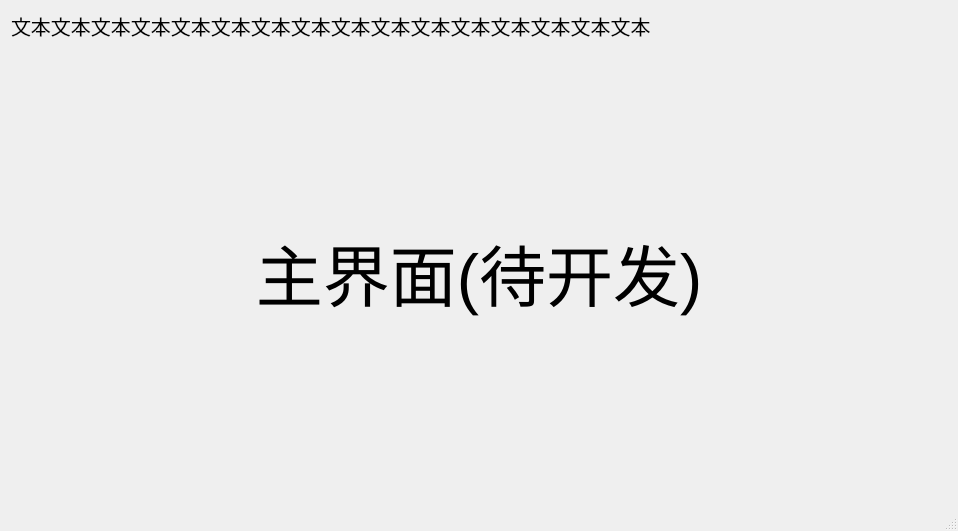
yihengpromax/git-study, file MyChatDemo/src/ui/mainwindow.ui: the form before one commit.
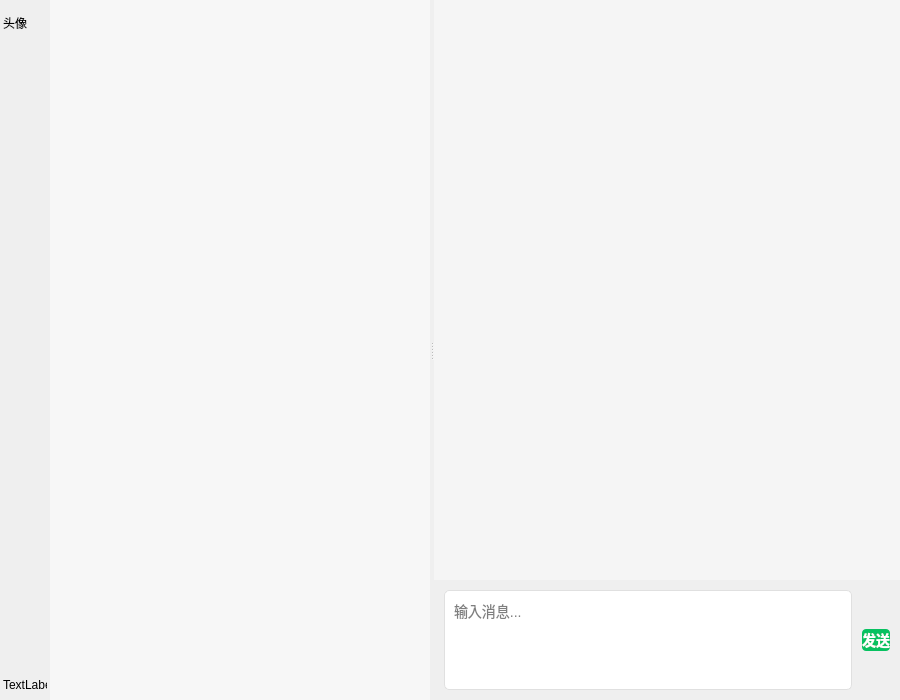
The form after the commit.

Commit message: [Add]Add Chat Page.

Patch:
```diff
--- a/MyChatDemo/src/ui/mainwindow.ui
+++ b/MyChatDemo/src/ui/mainwindow.ui
@@ -6,15 +6,15 @@
    <rect>
     <x>0</x>
     <y>0</y>
-    <width>958</width>
-    <height>531</height>
+    <width>900</width>
+    <height>700</height>
    </rect>
   </property>
   <property name="windowTitle">
    <string>MainWindow</string>
   </property>
-  <widget class="QWidget" name="centralWidget">
-   <layout class="QVBoxLayout" name="verticalLayout">
+  <widget class="QWidget" name="centralwidget">
+   <layout class="QHBoxLayout" name="horizontalLayout">
     <property name="spacing">
      <number>0</number>
     </property>
@@ -32,46 +32,243 @@
     </property>
     <item>
      <widget class="QWidget" name="widget" native="true">
-      <layout class="QVBoxLayout" name="verticalLayout_2">
+      <property name="minimumSize">
+       <size>
+        <width>50</width>
+        <height>0</height>
+       </size>
+      </property>
+      <property name="maximumSize">
+       <size>
+        <width>50</width>
+        <height>16777215</height>
+       </size>
+      </property>
+      <layout class="QVBoxLayout" name="verticalLayout">
+       <property name="spacing">
+        <number>0</number>
+       </property>
+       <property name="leftMargin">
+        <number>3</number>
+       </property>
+       <property name="topMargin">
+        <number>0</number>
+       </property>
+       <property name="rightMargin">
+        <number>3</number>
+       </property>
+       <property name="bottomMargin">
+        <number>0</number>
+       </property>
        <item>
-        <widget class="QLabel" name="lab_username">
+        <widget class="QLabel" name="labImage">
+         <property name="minimumSize">
+          <size>
+           <width>0</width>
+           <height>45</height>
+          </size>
+         </property>
          <property name="maximumSize">
           <size>
            <width>16777215</width>
+           <height>45</height>
+          </size>
+         </property>
+         <property name="text">
+          <string>头像</string>
+         </property>
+        </widget>
+       </item>
+       <item>
+        <spacer name="verticalSpacer">
+         <property name="orientation">
+          <enum>Qt::Orientation::Vertical</enum>
+         </property>
+         <property name="sizeHint" stdset="0">
+          <size>
+           <width>20</width>
+           <height>40</height>
+          </size>
+         </property>
+        </spacer>
+       </item>
+       <item>
+        <widget class="QLabel" name="labStatus">
+         <property name="minimumSize">
+          <size>
+           <width>0</width>
            <height>30</height>
           </size>
          </property>
-         <property name="font">
-          <font>
-           <pointsize>15</pointsize>
-          </font>
-         </property>
          <property name="text">
-          <string>文本文本文本文本文本文本文本文本文本文本文本文本文本文本文本文本</string>
-         </property>
-        </widget>
-       </item>
-       <item>
-        <widget class="QLabel" name="label">
-         <property name="font">
-          <font>
-           <pointsize>50</pointsize>
-          </font>
-         </property>
-         <property name="text">
-          <string>主界面(待开发)</string>
-         </property>
-         <property name="alignment">
-          <set>Qt::AlignmentFlag::AlignCenter</set>
+          <string>TextLabel</string>
          </property>
         </widget>
        </item>
       </layout>
      </widget>
     </item>
+    <item>
+     <widget class="QSplitter" name="splitter">
+      <property name="orientation">
+       <enum>Qt::Orientation::Horizontal</enum>
+      </property>
+      <property name="childrenCollapsible">
+       <bool>false</bool>
+      </property>
+      <widget class="QWidget" name="leftWidget">
+       <layout class="QVBoxLayout" name="leftLayout">
+        <property name="spacing">
+         <number>0</number>
+        </property>
+        <property name="leftMargin">
+         <number>0</number>
+        </property>
+        <property name="topMargin">
+         <number>0</number>
+        </property>
+        <property name="rightMargin">
+         <number>0</number>
+        </property>
+        <property name="bottomMargin">
+         <number>0</number>
+        </property>
+        <item>
+         <widget class="QListWidget" name="chatListWidget">
+          <property name="styleSheet">
+           <string notr="true">QListWidget {
+    outline: none;
+    background-color: #f7f7f7;
+    border: none;
+}
+QListWidget::item {
+    border-bottom: 1px solid #e5e5e5;
+    padding: 8px 0;
+}
+QListWidget::item:selected {
+    background-color: #e4e4e4;
+}
+QListWidget::item:hover {
+    background-color: #ececec;
+}</string>
+          </property>
+         </widget>
+        </item>
+       </layout>
+      </widget>
+      <widget class="QWidget" name="rightWidget">
+       <layout class="QVBoxLayout" name="rightLayout">
+        <property name="spacing">
+         <number>0</number>
+        </property>
+        <property name="leftMargin">
+         <number>0</number>
+        </property>
+        <property name="topMargin">
+         <number>0</number>
+        </property>
+        <property name="rightMargin">
+         <number>0</number>
+        </property>
+        <property name="bottomMargin">
+         <number>0</number>
+        </property>
+        <item>
+         <widget class="QTextEdit" name="messageDisplay">
+          <property name="styleSheet">
+           <string notr="true">QTextEdit {
+    background-color: #f5f5f5;
+    border: none;
+    font-family: &quot;Microsoft YaHei&quot;;
+}
+QTextEdit:focus {
+    outline: none;
+}</string>
+          </property>
+          <property name="readOnly">
+           <bool>true</bool>
+          </property>
+         </widget>
+        </item>
+        <item>
+         <layout class="QHBoxLayout" name="inputLayout">
+          <property name="spacing">
+           <number>10</number>
+          </property>
+          <property name="leftMargin">
+           <number>10</number>
+          </property>
+          <property name="topMargin">
+           <number>10</number>
+          </property>
+          <property name="rightMargin">
+           <number>10</number>
+          </property>
+          <property name="bottomMargin">
+           <number>10</number>
+          </property>
+          <item>
+           <widget class="QTextEdit" name="inputEdit">
+            <property name="maximumSize">
+             <size>
+              <width>16777215</width>
+              <height>100</height>
+             </size>
+            </property>
+            <property name="styleSheet">
+             <string notr="true">QTextEdit {
+    border: 1px solid #e0e0e0;
+    border-radius: 5px;
+    padding: 5px;
+    font-size: 14px;
+    background-color: white;
+}
+QTextEdit:focus {
+    border-color: #07c160;
+}</string>
+            </property>
+            <property name="placeholderText">
+             <string>输入消息...</string>
+            </property>
+           </widget>
+          </item>
+          <item>
+           <widget class="QPushButton" name="sendButton">
+            <property name="styleSheet">
+             <string notr="true">QPushButton {
+    background-color: #07c160;
+    color: white;
+    border: none;
+    border-radius: 4px;
+    font-size: 14px;
+    font-weight: bold;
+}
+QPushButton:hover {
+    background-color: #06ad56;
+}
+QPushButton:pressed {
+    background-color: #05944a;
+}</string>
+            </property>
+            <property name="text">
+             <string>发送</string>
+            </property>
+            <property name="fixedSize" stdset="0">
+             <size>
+              <width>80</width>
+              <height>32</height>
+             </size>
+            </property>
+           </widget>
+          </item>
+         </layout>
+        </item>
+       </layout>
+      </widget>
+     </widget>
+    </item>
    </layout>
   </widget>
-  <widget class="QStatusBar" name="statusBar"/>
  </widget>
  <layoutdefault spacing="6" margin="11"/>
  <resources/>
```
Left out of the diff: 2 changed lines with no effect on the pictures. The commit also changes 10 other files.
